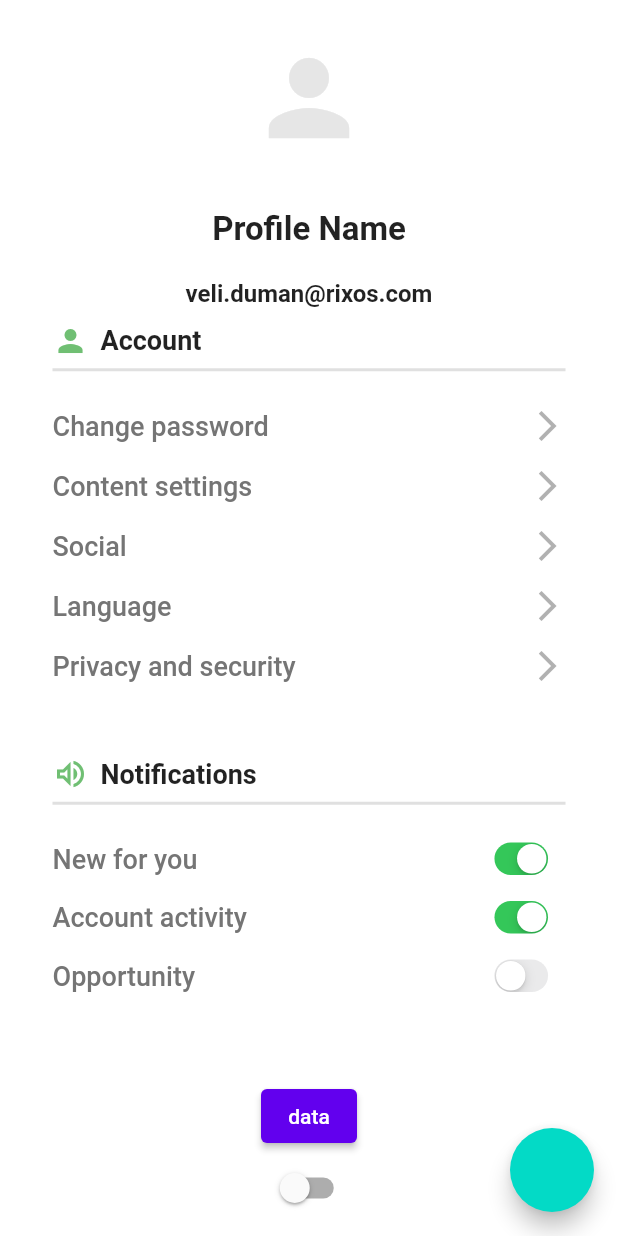
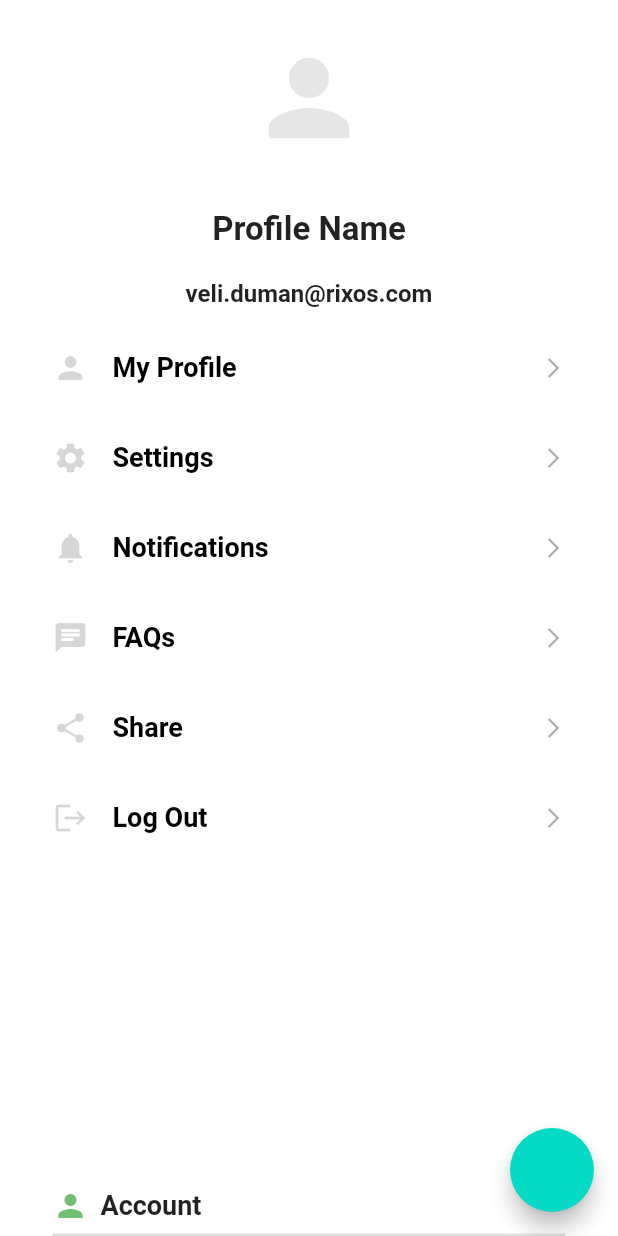
Before and after one commit to Firat-Gulec/rxs_profileview_fg, a Flutter app: the screen it shows after launch, on a phone screen of 412 x 824 dp. Run offline on Flutter 3.47's test engine with Material 2 defaults, Android fonts, the phone set to English and light mode, and no system bars; our stand-ins replace line_awesome_flutter.

Commit message:
added extra feature profile view

```diff
--- a/lib/profile_view.dart
+++ b/lib/profile_view.dart
@@ -3,6 +3,7 @@ import 'package:flutter/material.dart';
 import 'package:provider/provider.dart';
 import 'package:rxs_profileview_fg/change_theme_button_widget.dart';
 import 'package:rxs_profileview_fg/profile_list_item.dart';
+import 'package:rxs_profileview_fg/profile_widget.dart';
 
 import 'package:rxs_profileview_fg/theme_provider.dart';
 
@@ -29,6 +30,7 @@ int value = 0;
 
   @override
   Widget build(BuildContext context) {
+     Size size = MediaQuery.of(context).size;
       return Scaffold(
       floatingActionButton: FloatingActionButton(
         onPressed: () {},
@@ -78,7 +80,39 @@ int value = 0;
                     height: 10,
                   ),
 
-
+                 SizedBox(
+              height: size.height * .7,
+              width: size.width,
+              child: Column(
+                crossAxisAlignment: CrossAxisAlignment.center,
+                children: const [
+                  ProfileWidget(
+                    icon: Icons.person,
+                    title: 'My Profile',
+                  ),
+                  ProfileWidget(
+                    icon: Icons.settings,
+                    title: 'Settings',
+                  ),
+                  ProfileWidget(
+                    icon: Icons.notifications,
+                    title: 'Notifications',
+                  ),
+                  ProfileWidget(
+                    icon: Icons.chat,
+                    title: 'FAQs',
+                  ),
+                  ProfileWidget(
+                    icon: Icons.share,
+                    title: 'Share',
+                  ),
+                  ProfileWidget(
+                    icon: Icons.logout,
+                    title: 'Log Out',
+                  ),
+                ],
+              ),
+            ),
 
    Row(
               children: [
--- /dev/null
+++ b/lib/profile_widget.dart
@@ -0,0 +1,49 @@
+import 'package:flutter/material.dart';
+
+
+class ProfileWidget extends StatelessWidget {
+  final IconData icon;
+  final String title;
+  const ProfileWidget({
+    Key? key,
+    required this.icon,
+    required this.title,
+  }) : super(key: key);
+
+  @override
+  Widget build(BuildContext context) {
+    return Container(
+      padding: const EdgeInsets.symmetric(vertical: 18),
+      child: Row(
+        mainAxisAlignment: MainAxisAlignment.spaceBetween,
+        children: [
+          Row(
+            children: [
+              Icon(
+                icon,
+               color: Colors.black.withOpacity(.2),
+                size: 24,
+              ),
+              const SizedBox(
+                width: 16,
+              ),
+              Text(
+                title,
+                style: TextStyle(
+                  color: Colors.black,
+                  fontSize: 18,
+                  fontWeight: FontWeight.w600,
+                ),
+              ),
+            ],
+          ),
+          Icon(
+            Icons.arrow_forward_ios,
+            color: Colors.black.withOpacity(.4),
+            size: 16,
+          )
+        ],
+      ),
+    );
+  }
+}
```
